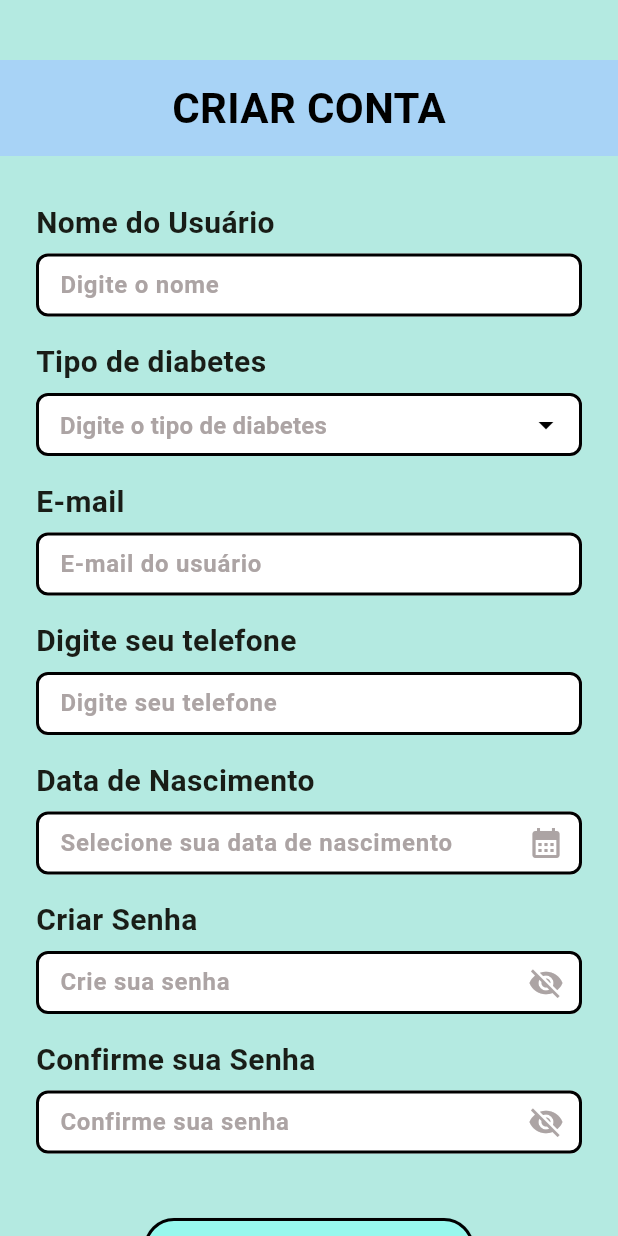
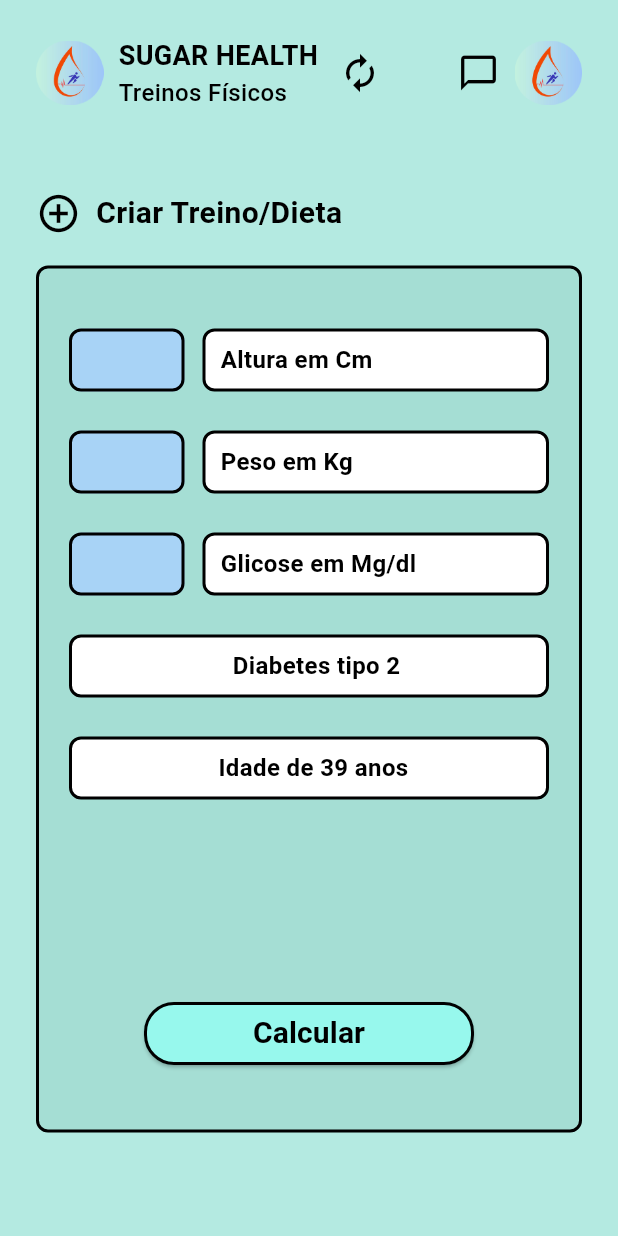
Before and after one commit to AndreyRP/SugarHealth, a Flutter app: the screen it shows after launch, on a phone screen of 412 x 824 dp. Run offline on Flutter 3.47's test engine with Material 3 defaults, Android fonts, the phone set to English and light mode, and no system bars.

Commit message:
Adicao do widget de cabecalho e tela inicial do projeto

```diff
--- a/lib/main.dart
+++ b/lib/main.dart
@@ -1,5 +1,6 @@
 import 'package:flutter/material.dart';
 import 'package:sugarhealth/pages/cadastro.dart';
+import 'package:sugarhealth/pages/home.dart';
 import 'package:sugarhealth/pages/login.dart';
 
 void main() {
@@ -20,11 +21,13 @@ class MyApp extends StatelessWidget {
           colorScheme: .fromSeed(seedColor: Colors.green),
         ),
 
-        initialRoute: '/cadastro',
+        initialRoute: '/home',
 
         routes: {
           '/login': (context) => Login(),
           '/cadastro': (context) => Cadastro(),
+          '/home': (context) => Home(),
+
         }
     );
   }
--- /dev/null
+++ b/lib/pages/home.dart
@@ -0,0 +1,193 @@
+import 'package:flutter/material.dart';
+import 'package:sugarhealth/widgets/buildBoxTexto.dart';
+import 'package:sugarhealth/widgets/cabecalho.dart';
+
+import '../widgets/buildInputDecoration.dart';
+
+class Home extends StatefulWidget {
+  const Home({super.key});
+
+  @override
+  State<Home> createState() => _HomeState();
+}
+
+class _HomeState extends State<Home> {
+  @override
+  Widget build(BuildContext context) {
+    return Scaffold(
+      backgroundColor: const Color(0xffB4EAE1),
+      body: SafeArea(
+        child: SingleChildScrollView(
+          child: Column(
+            crossAxisAlignment: CrossAxisAlignment.stretch,
+            children: [
+              Cabecalho(),
+
+              const SizedBox(height: 30),
+
+              Padding(
+                padding: const EdgeInsets.symmetric(horizontal: 24.0),
+                child: Column(
+                  children: [
+
+                    // -- Titulo criar Dieta/Treino ---
+                    const Row(
+                      crossAxisAlignment: CrossAxisAlignment.center,
+                      children: [
+                        Icon(
+                          Icons.add_circle_outline,
+                          color: Colors.black,
+                          size: 30,
+                        ),
+                        SizedBox(width: 10),
+                        Text(
+                          'Criar Treino/Dieta',
+                          style: TextStyle(
+                            fontWeight: FontWeight.bold,
+                            fontSize: 20,
+                            color: Colors.black,
+                          ),
+                        )
+                      ],
+                    ),
+
+                    const SizedBox(height: 20),
+
+                    // --- Container Calculadora ---
+                    Container(
+                      padding: const EdgeInsets.fromLTRB(20, 40, 20, 40),
+                      decoration: BoxDecoration(
+                        color: const Color(0xffA5DED4),
+                        border: Border.all(
+                          color: Colors.black,
+                          width: 2.0,
+                        ),
+                        borderRadius: BorderRadius.circular(8.0),
+                      ),
+
+                      child: Column(
+                        spacing: 26,
+                        mainAxisAlignment: .start,
+                        children: [
+
+                          // --- Altura ---
+                          Row(
+                            children: [
+                              Expanded(
+                                flex: 1,
+                                child: SizedBox(
+                                  height: 42,
+                                  child: TextField(
+                                    keyboardType: TextInputType.number,
+                                    decoration: InputStylesCalculadora.BuildInputDecorationCalculadora(),
+                                  ),
+                                ),
+                              ),
+
+                              const SizedBox(width: 12),
+
+                              Expanded(
+                                flex: 3,
+                                child: BuildBoxTexto('Altura em Cm', alignment: Alignment.centerLeft),
+                              ),
+                            ],
+                          ),
+
+                          // --- Peso ---
+                          Row(
+                            children: [
+                              Expanded(
+                                flex: 1,
+                                child: SizedBox(
+                                  height: 42,
+                                  child: TextField(
+                                    keyboardType: TextInputType.number,
+                                    decoration: InputStylesCalculadora.BuildInputDecorationCalculadora(),
+                                  ),
+                                ),
+                              ),
+
+                              const SizedBox(width: 12),
+
+                              Expanded(
+                                flex: 3,
+                                child: BuildBoxTexto('Peso em Kg', alignment: Alignment.centerLeft),
+                              ),
+                            ],
+                          ),
+
+                          // --- Glicemia ---
+                          Row(
+                            children: [
+                              Expanded(
+                                flex: 1,
+                                child: SizedBox(
+                                  height: 42,
+                                  child: TextField(
+                                    keyboardType: TextInputType.number,
+                                    decoration: InputStylesCalculadora.BuildInputDecorationCalculadora(),
+                                  ),
+                                ),
+                              ),
+
+                              const SizedBox(width: 12),
+
+                              Expanded(
+                                flex: 3,
+                                child: BuildBoxTexto('Glicose em Mg/dl', alignment: Alignment.centerLeft),
+                              ),
+                            ],
+                          ),
+
+                          // --- Tipo de Diabetes ---
+                          Row(
+                            children: [
+                              Expanded(
+                                child: BuildBoxTexto('Diabetes tipo 2', alignment: Alignment.center),
+                              ),
+                            ],
+                          ),
+
+                          // --- Idade ---
+                          Row(
+                            children: [
+                              Expanded(
+                                child: BuildBoxTexto('Idade de 39 anos ', alignment: Alignment.center),
+                              ),
+                            ],
+                          ),
+
+                          SizedBox(height: 80,),
+
+                          Center(
+                            child: ElevatedButton(
+                              style: ElevatedButton.styleFrom(
+                                backgroundColor: const Color(0xff97F8ED),
+                                side: const BorderSide(color: Colors.black, width: 2.0),
+                                shape: RoundedRectangleBorder(
+                                  borderRadius: BorderRadius.circular(20.0),
+                                ),
+                                minimumSize: const Size(220, 42),
+                              ),
+                              onPressed: () {
+                                print('Botão Clicado!');
+                              },
+                              child: const Text(
+                                'Calcular',
+                                style: TextStyle(fontWeight: FontWeight.bold, fontSize: 20, color: Colors.black),
+                              ),
+                            ),
+                          ),
+                        ],
+                      ),
+                    )
+                  ],
+                ),
+              ),
+            ],
+          ),
+        ),
+      ),
+    );
+  }
+}
--- /dev/null
+++ b/lib/widgets/buildBoxTexto.dart
@@ -0,0 +1,29 @@
+import 'package:flutter/material.dart';
+
+Widget BuildBoxTexto(String text, {Alignment alignment = Alignment.centerLeft}) {
+  return Container(
+    height: 42,
+    decoration: BoxDecoration(
+      color: Colors.white,
+      border: Border.all(
+        color: Colors.black,
+        width: 2.0,
+      ),
+      borderRadius: BorderRadius.circular(8.0),
+    ),
+    child: Align(
+        alignment: alignment,
+        child: Padding(
+          padding: EdgeInsetsGeometry.only(left: 10),
+          child: Text(
+            text,
+            style: const TextStyle(
+              fontWeight: FontWeight.bold,
+              fontSize: 16,
+              color: Colors.black,
+            ),
+          ),
+        )
+    ),
+  );
+}
--- /dev/null
+++ b/lib/widgets/buildInputDecoration.dart
@@ -0,0 +1,26 @@
+import 'package:flutter/material.dart';
+
+class InputStylesCalculadora {
+
+  static InputDecoration BuildInputDecorationCalculadora() {
+    return InputDecoration(
+      filled: true,
+      fillColor: Color(0xffA8D3F6),
+      hintText: '',
+
+      contentPadding: const EdgeInsets.symmetric(horizontal: 12, vertical: 0),
+      border: OutlineInputBorder(
+        borderRadius: BorderRadius.circular(8.0),
+        borderSide: const BorderSide(color: Colors.black, width: 2.0),
+      ),
+      enabledBorder: OutlineInputBorder(
+        borderRadius: BorderRadius.circular(8.0),
+        borderSide: const BorderSide(color: Colors.black, width: 2.0),
+      ),
+      focusedBorder: OutlineInputBorder(
+        borderRadius: BorderRadius.circular(8.0),
+        borderSide: const BorderSide(color: Colors.black, width: 2.0),
+      ),
+    );
+  }
+}
--- /dev/null
+++ b/lib/widgets/cabecalho.dart
@@ -0,0 +1,83 @@
+import 'package:flutter/material.dart';
+
+Widget Cabecalho() {
+  return Padding(
+    padding: const EdgeInsets.symmetric(horizontal: 24.0, vertical: 24.0),
+    child: Row(
+      mainAxisAlignment: MainAxisAlignment.spaceBetween,
+      crossAxisAlignment: CrossAxisAlignment.center,
+      children: [
+        Image.asset(
+          'assets/images/logo.png',
+          width: 45,
+          height: 45,
+        ),
+
+        Expanded(
+          child: Padding(
+            padding: const EdgeInsets.only(left: 10.0, right: 8.0),
+            child: Row(
+              mainAxisSize: MainAxisSize.min,
+              children: [
+                Flexible(
+                  child: Column(
+                    mainAxisSize: MainAxisSize.min,
+                    crossAxisAlignment: CrossAxisAlignment.start,
+                    children: const [
+                      Text(
+                        'SUGAR HEALTH',
+                        maxLines: 1,
+                        overflow: TextOverflow.ellipsis,
+                        style: TextStyle(
+                          fontSize: 18,
+                          fontWeight: FontWeight.bold,
+                          color: Colors.black,
+                        ),
+                      ),
+                      Text(
+                        'Treinos Físicos',
+                        maxLines: 1,
+                        overflow: TextOverflow.ellipsis,
+                        style: TextStyle(
+                          fontSize: 16,
+                          fontWeight: FontWeight.w500,
+                          color: Colors.black,
+                        ),
+                      ),
+                    ],
+                  ),
+                ),
+
+                IconButton(
+                  icon: const Icon(Icons.autorenew),
+                  color: Colors.black,
+                  iconSize: 28,
+                  constraints: const BoxConstraints(),
+                  padding: const EdgeInsets.only(left: 8.0),
+                  onPressed: () {
+                    print("Trocou a unidade de medida!");
+                  },
+                ),
+              ],
+            ),
+          ),
+        ),
+
+        IconButton(
+          icon: const Icon(Icons.chat_bubble_outline),
+          color: Colors.black,
+          iconSize: 28,
+          onPressed: () {
+            print("Abriu as mensagens!");
+          },
+        ),
+
+        Image.asset(
+          'assets/images/logo.png',
+          width: 45,
+          height: 45,
+        ),
+      ],
+    ),
+  );
+}
```
